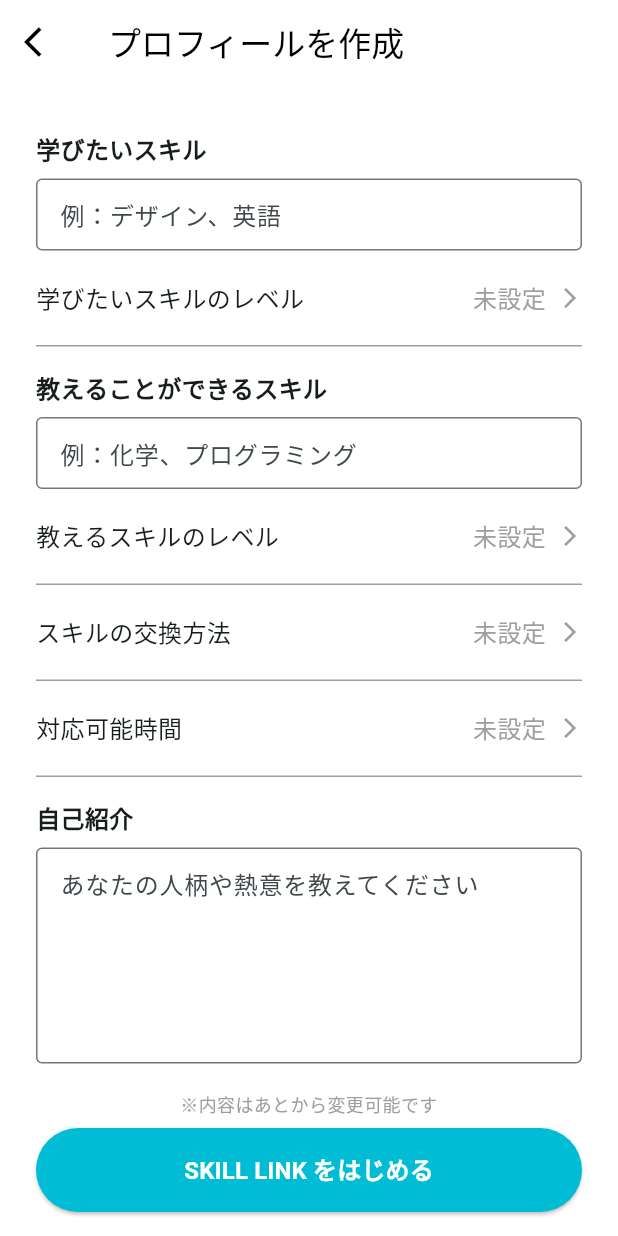
After one commit to Mkazuki0511/Third, a Flutter app: the Page_onboarding_step4 screen opened directly, on a phone screen of 412 x 824 dp. The commit adds this screen. Run offline on Flutter 3.47's test engine with Material 3 defaults, Android fonts, the phone set to English and light mode, and no system bars; our stand-ins replace cloud_firestore, firebase_auth, firebase_core; accounts and stored records are empty.

Commit message:
feat: オンボーディングStep4を作成。Step1のボタン文言も修正し、全UIフローを完了。

```diff
--- a/lib/main.dart
+++ b/lib/main.dart
@@ -55,7 +55,7 @@ class MyHomePage extends StatefulWidget {
 
 class _MyHomePageState extends State<MyHomePage> {
   static final _pages = [
-     const Page_user_profile(), // 0:探す //テスト用に変更中...
+     const Page_search(), // 0:探す
      const Page_approval(), // 1: 承認
      const Page_schedule(), // 2: 予定
      const Page_message(), //3:トーク
--- a/lib/start/pages/page_onboarding_step1.dart
+++ b/lib/start/pages/page_onboarding_step1.dart
@@ -165,7 +165,7 @@ class _Page_onboarding_step1State extends State<Page_onboarding_step1> {
               ),
               onPressed: isButtonEnabled ? _goToNextStep : null,
               child: const Text(
-                'SKILL LINK をはじめる',
+                '同意して次へ',
                 style: TextStyle(fontSize: 16, fontWeight: FontWeight.bold),
               ),
             ),
--- a/lib/start/pages/page_onboarding_step3.dart
+++ b/lib/start/pages/page_onboarding_step3.dart
@@ -1,6 +1,6 @@
 import 'package:flutter/material.dart';
 // import 'package:image_picker/image_picker.dart'; // ← ロジック実装（フェーズ5）で使います
-// import 'page_onboarding_step4.dart'; // ← 次のステップで作成する詳細プロフページ
+import 'page_onboarding_step4.dart'; // 詳細プロフページ
 
 class Page_onboarding_step3 extends StatefulWidget {
   const Page_onboarding_step3({super.key});
@@ -15,7 +15,7 @@ class _Page_onboarding_step3State extends State<Page_onboarding_step3> {
 
   // 「メイン写真を登録する」ボタンが押されたときの処理
   void _showImagePickerModal(BuildContext context) {
-    // `with-..-42.webp` のデザインで、下からモーダルを表示
+    // 下からモーダルを表示
     showModalBottomSheet(
       context: context,
       backgroundColor: Colors.white,
@@ -38,7 +38,12 @@ class _Page_onboarding_step3State extends State<Page_onboarding_step3> {
                     // 【フェーズ5】
                     // ここに image_picker でライブラリを起動するロジックを書く
                     print("ライブラリから選択");
+
                     Navigator.of(modalContext).pop();
+                    // 次の「詳細プロフィール」ページに遷移
+                    Navigator.of(context).push(MaterialPageRoute(
+                        builder: (context) => const Page_onboarding_step4(),
+                    ));
                   },
                 ),
                 ListTile(
--- /dev/null
+++ b/lib/start/pages/page_onboarding_step4.dart
@@ -0,0 +1,169 @@
+import 'package:flutter/material.dart';
+import 'package:third/main.dart'; // ← メイン画面（MyHomePage）をインポートします
+
+class Page_onboarding_step4 extends StatefulWidget {
+  const Page_onboarding_step4({super.key});
+
+  @override
+  State<Page_onboarding_step4> createState() => _Page_onboarding_step4State();
+}
+
+class _Page_onboarding_step4State extends State<Page_onboarding_step4> {
+  // TODO: 各項目の選択値を保持する変数を（将来的に）追加する
+  // String? _location;
+  // String? _teachSkillLevel;
+  // ...
+
+  // 「保存して次へ」ボタンが押されたときの処理
+  void _goToHome() {
+    // 【フェーズ5】
+    // ここで、Step1からStep4までの「すべての情報」を
+    // Firebase Firestore の `users` コレクションに保存する
+    // ロジックを（将来）呼び出します。
+
+    // 全ての登録が完了したので、メインのホーム画面（MyHomePage）に遷移します
+    Navigator.of(context).pushAndRemoveUntil(
+      MaterialPageRoute(
+        builder: (context) => const MyHomePage(title: 'SKILL LINK'),
+      ),
+          (route) => false, // 戻るルートをすべて削除
+    );
+  }
+
+  @override
+  Widget build(BuildContext context) {
+    return Scaffold(
+      backgroundColor: Colors.white,
+      appBar: AppBar(
+        title: const Text('プロフィールを作成'),
+        backgroundColor: Colors.white,
+        foregroundColor: Colors.black,
+        elevation: 0,
+        leading: IconButton(
+          icon: const Icon(Icons.arrow_back_ios, color: Colors.black),
+          onPressed: () => Navigator.of(context).pop(),
+        ),
+      ),
+      bottomNavigationBar: _buildBottomButtons(context),
+      body: SingleChildScrollView(
+        child: Padding(
+          padding: const EdgeInsets.symmetric(horizontal: 24.0, vertical: 16.0),
+          child: Column(
+            crossAxisAlignment: CrossAxisAlignment.stretch,
+            children: [
+              // --- フォーム本体 (差し替え) ---
+              _buildTextInputField(label: '学びたいスキル', hint: '例：デザイン、英語'),
+              _buildSelectorRow(label: '学びたいスキルのレベル', value: '未設定'),
+              _buildTextInputField(label: '教えることができるスキル', hint: '例：化学、プログラミング'),
+              _buildSelectorRow(label: '教えるスキルのレベル', value: '未設定'),
+              _buildSelectorRow(label: 'スキルの交換方法', value: '未設定'),
+              _buildSelectorRow(label: '対応可能時間', value: '未設定'),
+              _buildTextInputField(
+                label: '自己紹介',
+                hint: 'あなたの人柄や熱意を教えてください',
+                maxLines: 5, // 複数行
+              ),
+            ],
+          ),
+        ),
+      ),
+    );
+  }
+
+  /// 項目（ラベルと値）の共通ウィジェット (選択式)
+  Widget _buildSelectorRow({required String label, required String value}) {
+    return GestureDetector(
+      onTap: () {
+        // TODO: 各項目（出身地など）の選択ロジックを実装
+        print("$label がタップされました");
+      },
+      child: Container(
+        padding: const EdgeInsets.symmetric(vertical: 20.0),
+        decoration: const BoxDecoration(
+          border: Border(bottom: BorderSide(color: Colors.grey)),
+        ),
+        child: Row(
+          mainAxisAlignment: MainAxisAlignment.spaceBetween,
+          children: [
+            Text(label, style: const TextStyle(fontSize: 16)),
+            Row(
+              children: [
+                Text(
+                  value,
+                  style: const TextStyle(fontSize: 16, color: Colors.grey),
+                ),
+                const SizedBox(width: 8),
+                const Icon(Icons.arrow_forward_ios, size: 16, color: Colors.grey),
+              ],
+            ),
+          ],
+        ),
+      ),
+    );
+  }
+
+  /// 項目（ラベルとテキスト入力）の共通ウィジェット (新設)
+  Widget _buildTextInputField({
+    required String label,
+    required String hint,
+    int maxLines = 1,
+  }) {
+    return Padding(
+      padding: const EdgeInsets.only(top: 16.0),
+      child: Column(
+        crossAxisAlignment: CrossAxisAlignment.start,
+        children: [
+          Text(label, style: const TextStyle(fontSize: 16, fontWeight: FontWeight.bold)),
+          const SizedBox(height: 8),
+          TextFormField(
+            decoration: InputDecoration(
+              hintText: hint,
+              border: const OutlineInputBorder(),
+              contentPadding: const EdgeInsets.symmetric(horizontal: 12, vertical: 12),
+            ),
+            maxLines: maxLines,
+          ),
+        ],
+      ),
+    );
+  }
+
+  /// 画面下部のボタンエリア
+  Widget _buildBottomButtons(BuildContext context) {
+    return Container(
+      color: Colors.white,
+      padding: const EdgeInsets.symmetric(horizontal: 24.0, vertical: 16.0),
+      // SafeAreaでOSのホームバーなどを避ける
+      child: SafeArea(
+        child: Column(
+          mainAxisSize: MainAxisSize.min,
+          crossAxisAlignment: CrossAxisAlignment.stretch,
+          children: [
+            const Text(
+              '※内容はあとから変更可能です',
+              textAlign: TextAlign.center,
+              style: TextStyle(fontSize: 12, color: Colors.grey),
+            ),
+            const SizedBox(height: 8),
+            // 保存して次へボタン
+            ElevatedButton(
+              style: ElevatedButton.styleFrom(
+                backgroundColor: Colors.cyan,
+                foregroundColor: Colors.white,
+                padding: const EdgeInsets.symmetric(vertical: 16),
+                shape: RoundedRectangleBorder(
+                  borderRadius: BorderRadius.circular(30.0),
+                ),
+              ),
+              onPressed: _goToHome, // メイン画面へ！
+              child: const Text(
+                'SKILL LINK をはじめる', // ボタンの文言をゴールに合わせる
+                style: TextStyle(fontSize: 16, fontWeight: FontWeight.bold),
+              ),
+            ),
+          ],
+        ),
+      ),
+    );
+  }
+}
```
